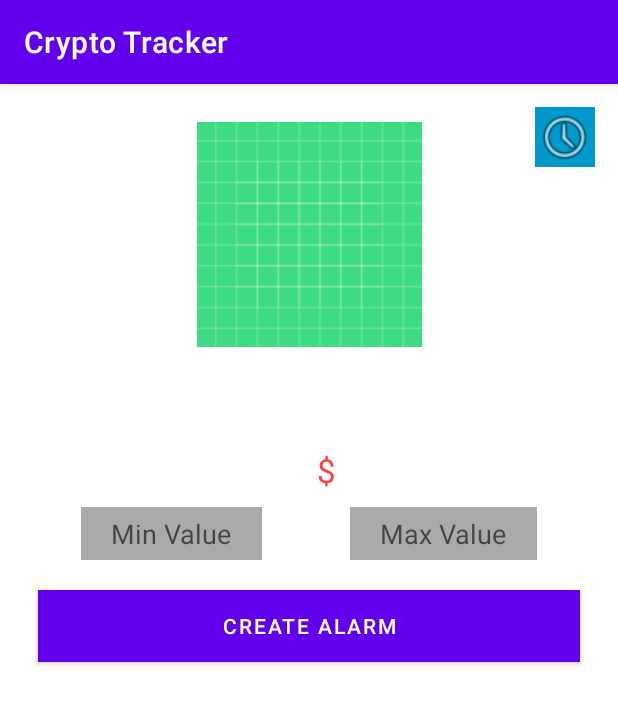
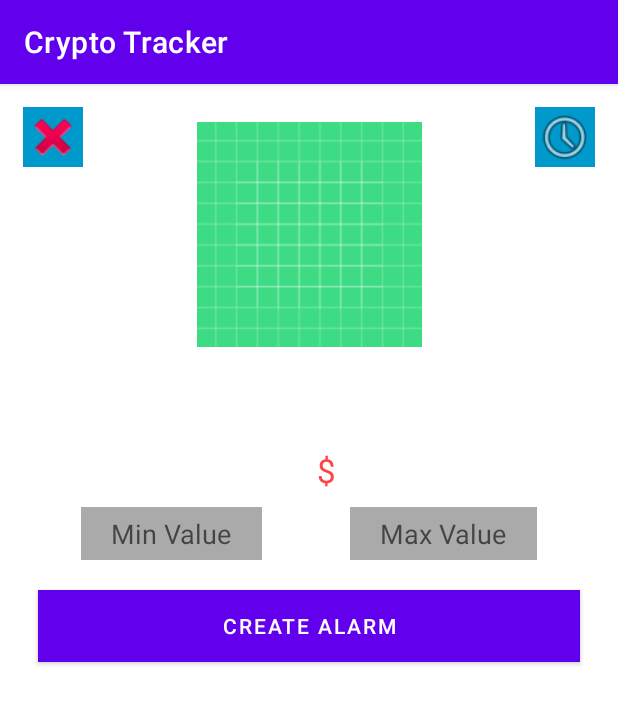
Before and after one commit to halilibrahimaksoy/Crypto-Tracker, an Android app: the CoinAlarmFragment screen opened through its navigation route, on a phone screen of 412 x 824 dp. Shown: the top 704 px of the screen. Run offline under Robolectric (Android 15) with nearby library versions, the phone set to English and light mode, and no system bars; our stand-ins replace Dagger/Hilt's generated code, Room's generated code; network calls fail; pictures from the network do not load; 5 statements that could not run were skipped.

Commit message:
Clear alarm added

```diff
--- a/app/src/main/java/com/haksoy/cryptotracker/MainApp.kt
+++ b/app/src/main/java/com/haksoy/cryptotracker/MainApp.kt
@@ -30,5 +30,4 @@ class MainApp:Application() ,Configuration.Provider {
         .setWorkerFactory(myWorkerFactory)
         .build()
 
-
 }
--- a/app/src/main/java/com/haksoy/cryptotracker/db/CoinAlarmDao.kt
+++ b/app/src/main/java/com/haksoy/cryptotracker/db/CoinAlarmDao.kt
@@ -7,9 +7,12 @@ import com.haksoy.cryptotracker.data.model.CoinAlarm
 
 @Dao
 interface CoinAlarmDao {
-@Insert
-fun insertCoinAlarm(coinAlarm: CoinAlarm)
+    @Insert
+    fun insertCoinAlarm(coinAlarm: CoinAlarm)
 
-@Query("Select * from CoinAlarm")
-fun getAllAlarms():List<CoinAlarm>
+    @Query("Delete  from CoinAlarm where coinId=(:coinId)")
+    fun clearAlarm(coinId: String)
+
+    @Query("Select * from CoinAlarm")
+    fun getAllAlarms(): List<CoinAlarm>
 }
--- a/app/src/main/java/com/haksoy/cryptotracker/ui/coin_alarm/CoinAlarmFragment.kt
+++ b/app/src/main/java/com/haksoy/cryptotracker/ui/coin_alarm/CoinAlarmFragment.kt
@@ -48,6 +48,9 @@ class CoinAlarmFragment : Fragment() {
                 putSerializable("Coin", coinMarket)
             })
         }
+        binding.deleteAlarm.setOnClickListener {
+viewModel.clearAlarm(coinMarket.id)
+        }
         viewModel.message.observe(viewLifecycleOwner, Observer {
             Toast.makeText(context, it, Toast.LENGTH_SHORT).show()
         })
--- a/app/src/main/java/com/haksoy/cryptotracker/ui/coin_alarm/CoinAlarmViewModel.kt
+++ b/app/src/main/java/com/haksoy/cryptotracker/ui/coin_alarm/CoinAlarmViewModel.kt
@@ -33,4 +33,10 @@ class CoinAlarmViewModel @Inject constructor(
             message.postValue("Alarm has been created")
         }
 
+
+    fun clearAlarm(coinId: String) = viewModelScope.launch {
+        alarmRepository.clearAlarm(coinId)
+        message.postValue("Alarms has been cleared")
+    }
+
 }
--- a/app/src/main/java/com/haksoy/cryptotracker/work/CheckCoinWorker.kt
+++ b/app/src/main/java/com/haksoy/cryptotracker/work/CheckCoinWorker.kt
@@ -13,6 +13,7 @@ import com.haksoy.cryptotracker.R
 import com.haksoy.cryptotracker.data.CoinRepository
 import com.haksoy.cryptotracker.data.model.CoinMarket
 import com.haksoy.cryptotracker.db.CoinAlarmDao
+import com.haksoy.cryptotracker.db.CoinHistoryDao
 import dagger.assisted.Assisted
 import dagger.assisted.AssistedInject
 import kotlinx.coroutines.CoroutineScope
@@ -23,6 +24,7 @@ class CheckCoinWorker @AssistedInject constructor(
     @Assisted val context: Context,
     @Assisted workerParams: WorkerParameters,
     private val coinAlarmDao: CoinAlarmDao,
+    private val coinHistoryDao: CoinHistoryDao,
     private val coinRepository: CoinRepository
 ) : CoroutineWorker(context, workerParams), CoroutineScope {
     override suspend fun doWork(): Result = coroutineScope {
@@ -42,6 +44,9 @@ class CheckCoinWorker @AssistedInject constructor(
                     context.getString(R.string.app_name),
                     "${coin.name} coin has higher then ${coinAlarm.maxValue} $"
                 )
+
+
+            coinHistoryDao.insertCoinData(coin)
         }
         Log.d("", "doWork run")
         Result.success()
--- a/app/src/main/java/com/haksoy/cryptotracker/work/CoinWorkerFactory.kt
+++ b/app/src/main/java/com/haksoy/cryptotracker/work/CoinWorkerFactory.kt
@@ -6,10 +6,12 @@ import androidx.work.WorkerFactory
 import androidx.work.WorkerParameters
 import com.haksoy.cryptotracker.data.CoinRepository
 import com.haksoy.cryptotracker.db.CoinAlarmDao
+import com.haksoy.cryptotracker.db.CoinHistoryDao
 import javax.inject.Inject
 
 class CoinWorkerFactory @Inject constructor(
     private val coinAlarmDao: CoinAlarmDao,
+    private val coinHistoryDao: CoinHistoryDao,
     private val coinRepository: CoinRepository
 ) : WorkerFactory() {
     override fun createWorker(
@@ -17,5 +19,5 @@ class CoinWorkerFactory @Inject constructor(
         workerClassName: String,
         workerParameters: WorkerParameters
     ): ListenableWorker =
-        CheckCoinWorker(appContext, workerParameters, coinAlarmDao, coinRepository)
+        CheckCoinWorker(appContext, workerParameters, coinAlarmDao, coinHistoryDao, coinRepository)
 }
--- a/app/src/main/res/layout/fragment_coin_alarm.xml
+++ b/app/src/main/res/layout/fragment_coin_alarm.xml
@@ -6,6 +6,15 @@
     android:layout_height="match_parent"
     android:padding="5dp">
 
+    <ImageView
+        android:layout_width="40dp"
+        android:layout_height="40dp"
+        android:layout_margin="10dp"
+        android:id="@+id/delete_alarm"
+        android:background="@android:color/holo_blue_dark"
+        android:src="@android:drawable/ic_delete"
+        app:layout_constraintStart_toStartOf="parent"
+        app:layout_constraintTop_toTopOf="parent"/>
     <ImageView
         android:id="@+id/history"
         android:layout_width="40dp"
```
Also changed, not shown: app/src/main/java/com/haksoy/cryptotracker/data/AlarmRepository.kt (+5 -2 lines).
